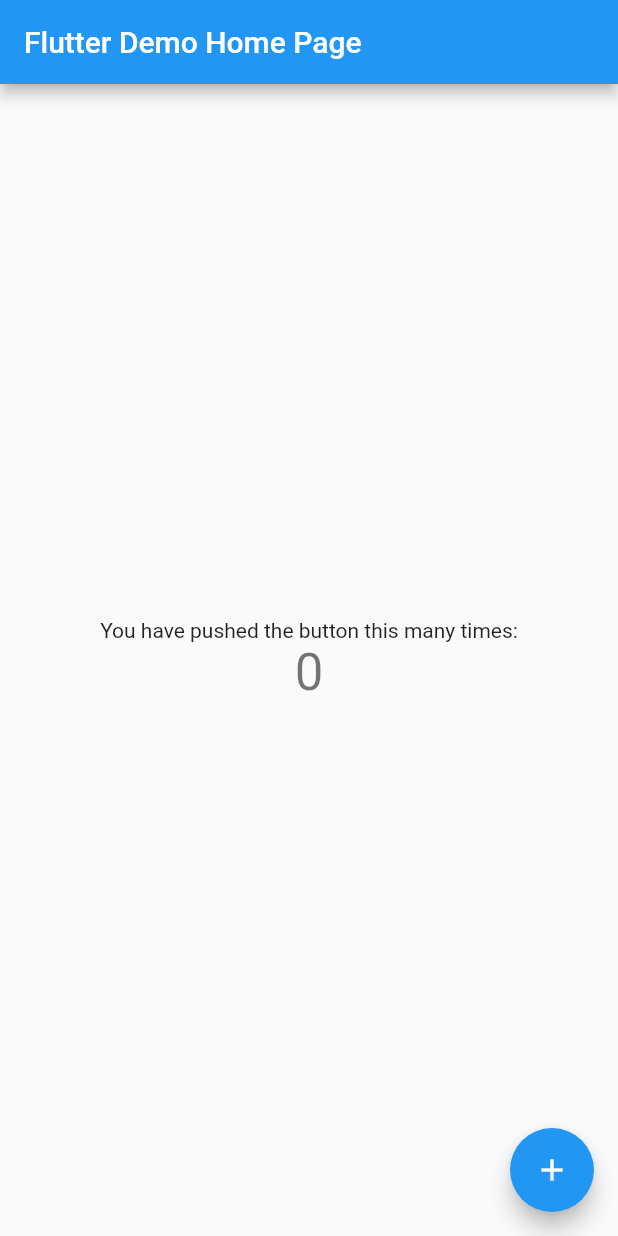
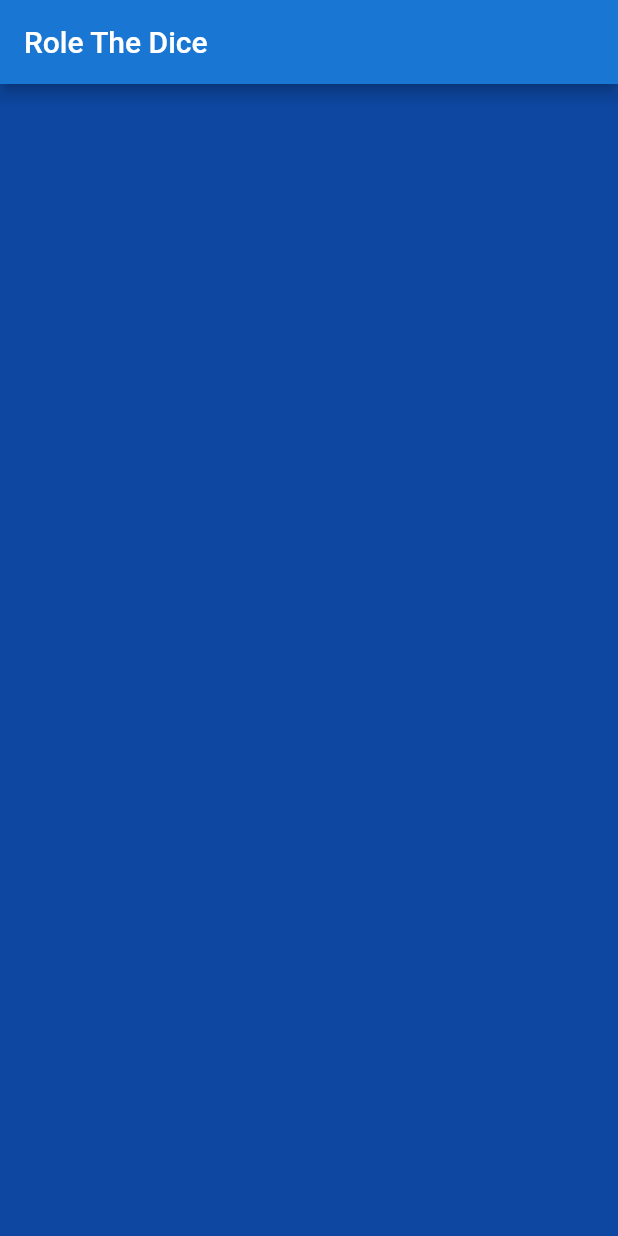
Before and after one commit to Tirth88663/Role-The-Dice-, a Flutter app: the screen it shows after launch, on a phone screen of 412 x 824 dp. Run offline on Flutter 3.47's test engine with Material 2 defaults, Android fonts, the phone set to English and light mode, and no system bars.

Commit message:
add assets and appbar

```diff
--- a/lib/main.dart
+++ b/lib/main.dart
@@ -1,115 +1,25 @@
 import 'package:flutter/material.dart';
 
 void main() {
-  runApp(const MyApp());
+  return runApp(
+    MaterialApp(
+      home: Scaffold(
+        backgroundColor: Colors.blue[900],
+        appBar: AppBar(
+          backgroundColor: Colors.blue[700],
+          title: Text("Role The Dice", style: TextStyle(color: Colors.white)),
+        ),
+        body: MainPage(),
+      ),
+    ),
+  );
 }
 
-class MyApp extends StatelessWidget {
-  const MyApp({Key? key}) : super(key: key);
-
-  // This widget is the root of your application.
-  @override
-  Widget build(BuildContext context) {
-    return MaterialApp(
-      title: 'Flutter Demo',
-      theme: ThemeData(
-        // This is the theme of your application.
-        //
-        // Try running your application with "flutter run". You'll see the
-        // application has a blue toolbar. Then, without quitting the app, try
-        // changing the primarySwatch below to Colors.green and then invoke
-        // "hot reload" (press "r" in the console where you ran "flutter run",
-        // or simply save your changes to "hot reload" in a Flutter IDE).
-        // Notice that the counter didn't reset back to zero; the application
-        // is not restarted.
-        primarySwatch: Colors.blue,
-      ),
-      home: const MyHomePage(title: 'Flutter Demo Home Page'),
-    );
-  }
-}
-
-class MyHomePage extends StatefulWidget {
-  const MyHomePage({Key? key, required this.title}) : super(key: key);
-
-  // This widget is the home page of your application. It is stateful, meaning
-  // that it has a State object (defined below) that contains fields that affect
-  // how it looks.
-
-  // This class is the configuration for the state. It holds the values (in this
-  // case the title) provided by the parent (in this case the App widget) and
-  // used by the build method of the State. Fields in a Widget subclass are
-  // always marked "final".
-
-  final String title;
-
-  @override
-  State<MyHomePage> createState() => _MyHomePageState();
-}
-
-class _MyHomePageState extends State<MyHomePage> {
-  int _counter = 0;
-
-  void _incrementCounter() {
-    setState(() {
-      // This call to setState tells the Flutter framework that something has
-      // changed in this State, which causes it to rerun the build method below
-      // so that the display can reflect the updated values. If we changed
-      // _counter without calling setState(), then the build method would not be
-      // called again, and so nothing would appear to happen.
-      _counter++;
-    });
-  }
+class MainPage extends StatelessWidget {
+  const MainPage({Key? key}) : super(key: key);
 
   @override
   Widget build(BuildContext context) {
-    // This method is rerun every time setState is called, for instance as done
-    // by the _incrementCounter method above.
-    //
-    // The Flutter framework has been optimized to make rerunning build methods
-    // fast, so that you can just rebuild anything that needs updating rather
-    // than having to individually change instances of widgets.
-    return Scaffold(
-      appBar: AppBar(
-        // Here we take the value from the MyHomePage object that was created by
-        // the App.build method, and use it to set our appbar title.
-        title: Text(widget.title),
-      ),
-      body: Center(
-        // Center is a layout widget. It takes a single child and positions it
-        // in the middle of the parent.
-        child: Column(
-          // Column is also a layout widget. It takes a list of children and
-          // arranges them vertically. By default, it sizes itself to fit its
-          // children horizontally, and tries to be as tall as its parent.
-          //
-          // Invoke "debug painting" (press "p" in the console, choose the
-          // "Toggle Debug Paint" action from the Flutter Inspector in Android
-          // Studio, or the "Toggle Debug Paint" command in Visual Studio Code)
-          // to see the wireframe for each widget.
-          //
-          // Column has various properties to control how it sizes itself and
-          // how it positions its children. Here we use mainAxisAlignment to
-          // center the children vertically; the main axis here is the vertical
-          // axis because Columns are vertical (the cross axis would be
-          // horizontal).
-          mainAxisAlignment: MainAxisAlignment.center,
-          children: <Widget>[
-            const Text(
-              'You have pushed the button this many times:',
-            ),
-            Text(
-              '$_counter',
-              style: Theme.of(context).textTheme.headline4,
-            ),
-          ],
-        ),
-      ),
-      floatingActionButton: FloatingActionButton(
-        onPressed: _incrementCounter,
-        tooltip: 'Increment',
-        child: const Icon(Icons.add),
-      ), // This trailing comma makes auto-formatting nicer for build methods.
-    );
+    return Container();
   }
 }
--- a/pubspec.yaml
+++ b/pubspec.yaml
@@ -58,8 +58,8 @@ flutter:
   uses-material-design: true
 
   # To add assets to your application, add an assets section, like this:
-  # assets:
-  #   - images/a_dot_burr.jpeg
+  assets:
+    - images/
   #   - images/a_dot_ham.jpeg
 
   # An image asset can refer to one or more resolution-specific "variants", see
```
Also changed, not shown: images/dice1.png (added), images/dice2.png (added), images/dice3.png (added), images/dice4.png (added), images/dice5.png (added), images/dice6.png (added), 43 other files.
